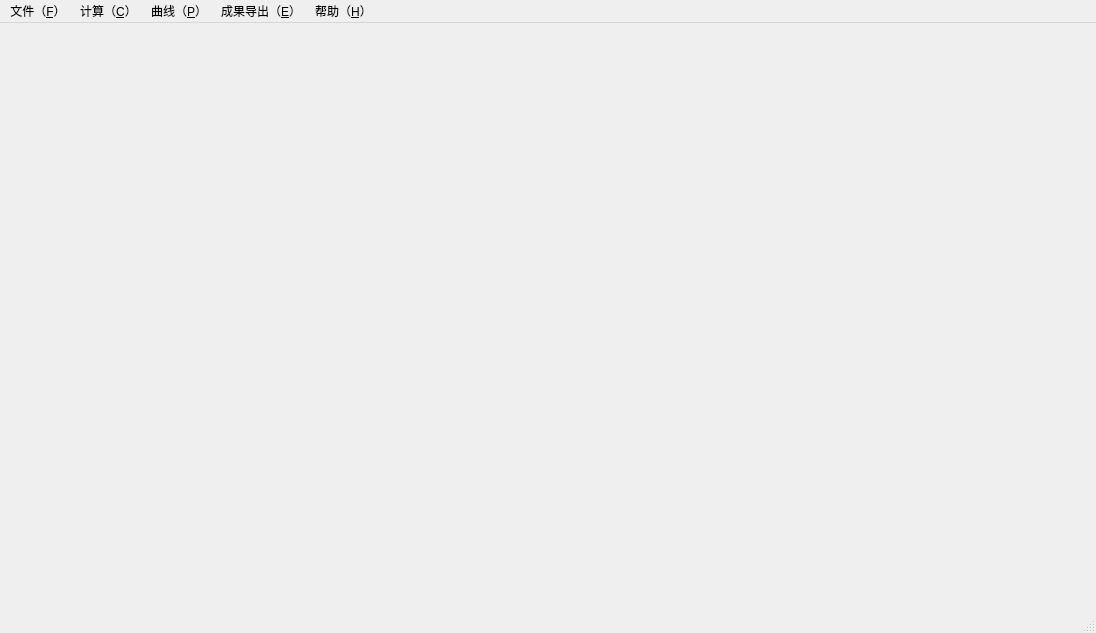
Before: the Qt Designer form UI/main.ui in miketian2020/fracturing, drawn with Qt 5.
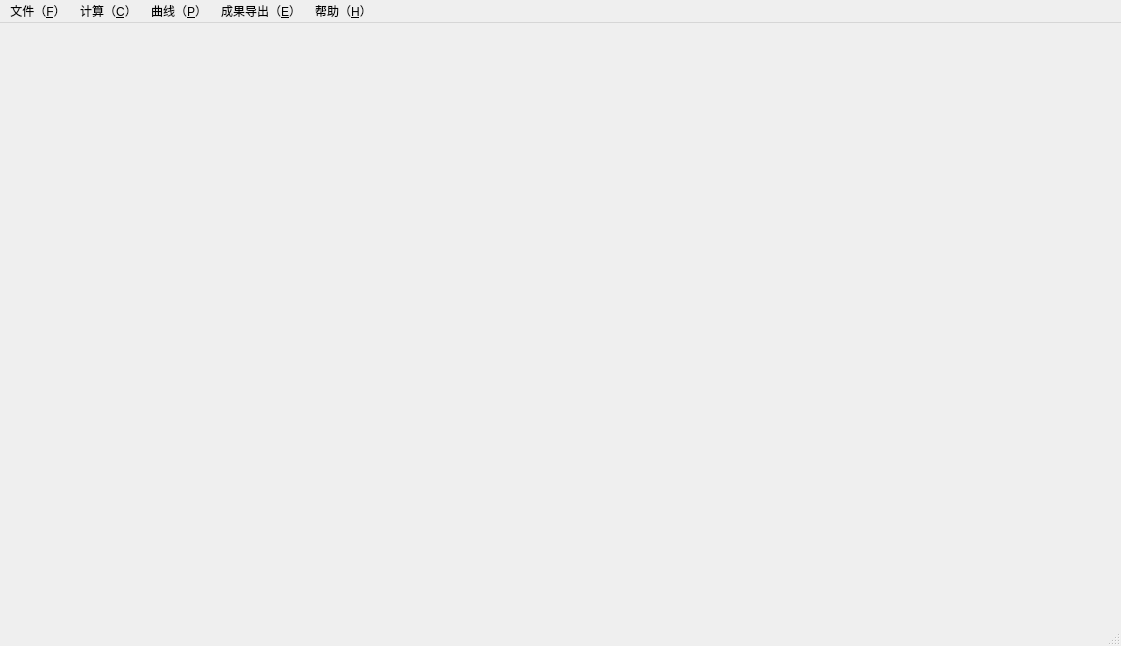
After: the same form once the commit is applied.

What changed in the file:
```diff
--- a/UI/main.ui
+++ b/UI/main.ui
@@ -6,8 +6,8 @@
    <rect>
     <x>0</x>
     <y>0</y>
-    <width>1096</width>
-    <height>633</height>
+    <width>1121</width>
+    <height>646</height>
    </rect>
   </property>
   <property name="windowTitle">
@@ -22,7 +22,7 @@
     <rect>
      <x>0</x>
      <y>0</y>
-     <width>1096</width>
+     <width>1121</width>
      <height>23</height>
     </rect>
    </property>
```
Left out of the diff: 18 changed lines with no effect on the pictures.
